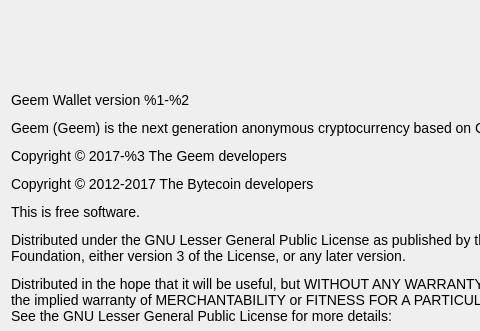
First picture: the form in src/Gui/Common/AboutDialog.ui, repository geemcoin/geemwallet2, before the edit; both pictures show x 0 to 480 and y 0 to 331 of the 600 by 500 pixel window.
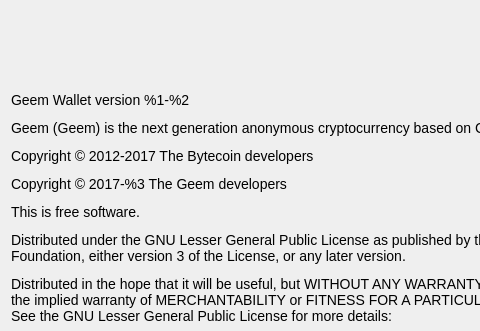
Second picture: the form after the edit. Custom widgets are drawn as their Qt base class.

Commit message:
Version 2.4.0 | Burning Bug Mitigation
Version 2.4.0 | Burning Bug Mitigation

Patch:
```diff
--- a/src/Gui/Common/AboutDialog.ui
+++ b/src/Gui/Common/AboutDialog.ui
@@ -41,7 +41,7 @@
       </sizepolicy>
      </property>
      <property name="text">
-      <string>&lt;html&gt;&lt;head/&gt;&lt;body&gt;&lt;p&gt;&lt;span style=&quot; font-family:'Open Sans'; font-size:14px;&quot;&gt;Geem Wallet version %1-%2&lt;/span&gt;&lt;/p&gt;&lt;p&gt;&lt;span style=&quot; font-family:'Open Sans'; font-size:14px;&quot;&gt;Geem (Geem) is the next generation anonymous cryptocurrency based on CryptoNote.&lt;/span&gt;&lt;/p&gt;&lt;p&gt;&lt;span style=&quot; font-family:'Open Sans'; font-size:14px;&quot;&gt;Copyright © 2017-%3 The Geem developers&lt;/span&gt;&lt;/p&gt;&lt;p&gt;&lt;span style=&quot; font-family:'Open Sans'; font-size:14px;&quot;&gt;Copyright © 2012-2017 The Bytecoin developers&lt;/span&gt;&lt;/p&gt;&lt;p&gt;&lt;span style=&quot; font-family:'Open Sans'; font-size:14px;&quot;&gt;This is free software.&lt;/span&gt;&lt;/p&gt;&lt;p&gt;&lt;span style=&quot; font-family:'Open Sans'; font-size:14px;&quot;&gt;Distributed under the GNU Lesser General Public License as published by the Free Software Foundation, either version 3 of the License, or any later version.&lt;/span&gt;&lt;/p&gt;&lt;p&gt;&lt;span style=&quot; font-family:'Open Sans'; font-size:14px;&quot;&gt;Distributed in the hope that it will be useful, but WITHOUT ANY WARRANTY; without even the implied warranty of MERCHANTABILITY or FITNESS FOR A PARTICULAR PURPOSE. See the GNU Lesser General Public License for more details:&lt;/span&gt;&lt;/p&gt;&lt;p&gt;&lt;a href=&quot;https://www.gnu.org/licenses/lgpl.html&quot;&gt;&lt;span style=&quot; font-family:'Open Sans'; font-size:14px; text-decoration: underline; color:#0000ff;&quot;&gt;https://www.gnu.org/licenses/lgpl.html&lt;/span&gt;&lt;/a&gt;&lt;/p&gt;&lt;p&gt;&lt;a href=&quot;https://geem.io/&quot;&gt;&lt;span style=&quot; font-family:'Open Sans'; font-size:14px; text-decoration: underline; color:#0000ff;&quot;&gt;https://geem.io/&lt;/span&gt;&lt;/a&gt;&lt;/p&gt;&lt;/body&gt;&lt;/html&gt;</string>
+      <string>&lt;html&gt;&lt;head/&gt;&lt;body&gt;&lt;p&gt;&lt;span style=&quot; font-family:'Open Sans'; font-size:14px;&quot;&gt;Geem Wallet version %1-%2&lt;/span&gt;&lt;/p&gt;&lt;p&gt;&lt;span style=&quot; font-family:'Open Sans'; font-size:14px;&quot;&gt;Geem (Geem) is the next generation anonymous cryptocurrency based on CryptoNote.&lt;/span&gt;&lt;/p&gt;&lt;p&gt;&lt;span style=&quot; font-family:'Open Sans'; font-size:14px;&quot;&gt;Copyright © 2012-2017 The Bytecoin developers&lt;/span&gt;&lt;/p&gt;&lt;p&gt;&lt;span style=&quot; font-family:'Open Sans'; font-size:14px;&quot;&gt;Copyright © 2017-%3 The Geem developers&lt;/span&gt;&lt;/p&gt;&lt;p&gt;&lt;span style=&quot; font-family:'Open Sans'; font-size:14px;&quot;&gt;This is free software.&lt;/span&gt;&lt;/p&gt;&lt;p&gt;&lt;span style=&quot; font-family:'Open Sans'; font-size:14px;&quot;&gt;Distributed under the GNU Lesser General Public License as published by the Free Software Foundation, either version 3 of the License, or any later version.&lt;/span&gt;&lt;/p&gt;&lt;p&gt;&lt;span style=&quot; font-family:'Open Sans'; font-size:14px;&quot;&gt;Distributed in the hope that it will be useful, but WITHOUT ANY WARRANTY; without even the implied warranty of MERCHANTABILITY or FITNESS FOR A PARTICULAR PURPOSE. See the GNU Lesser General Public License for more details:&lt;/span&gt;&lt;/p&gt;&lt;p&gt;&lt;a href=&quot;https://www.gnu.org/licenses/lgpl.html&quot;&gt;&lt;span style=&quot; font-family:'Open Sans'; font-size:14px; text-decoration: underline; color:#0000ff;&quot;&gt;https://www.gnu.org/licenses/lgpl.html&lt;/span&gt;&lt;/a&gt;&lt;/p&gt;&lt;p&gt;&lt;a href=&quot;https://geem.io/&quot;&gt;&lt;span style=&quot; font-family:'Open Sans'; font-size:14px; text-decoration: underline; color:#0000ff;&quot;&gt;https://geem.io/&lt;/span&gt;&lt;/a&gt;&lt;/p&gt;&lt;/body&gt;&lt;/html&gt;</string>
      </property>
      <property name="textFormat">
       <enum>Qt::RichText</enum>
```
The commit also changes 8 other files.
